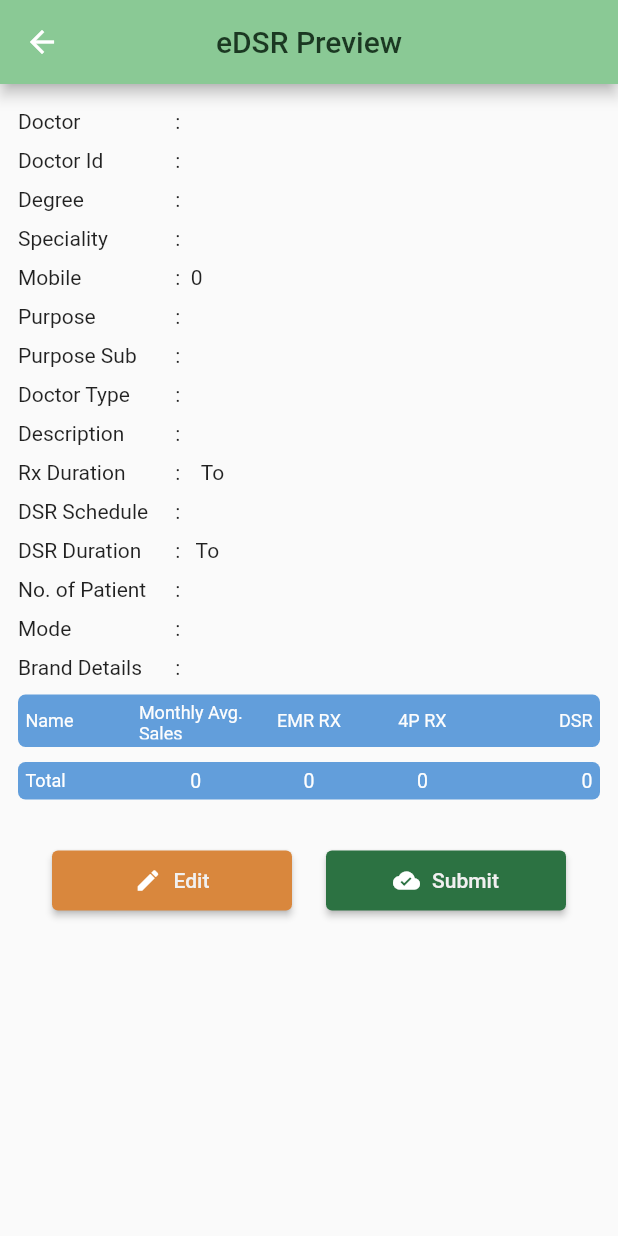
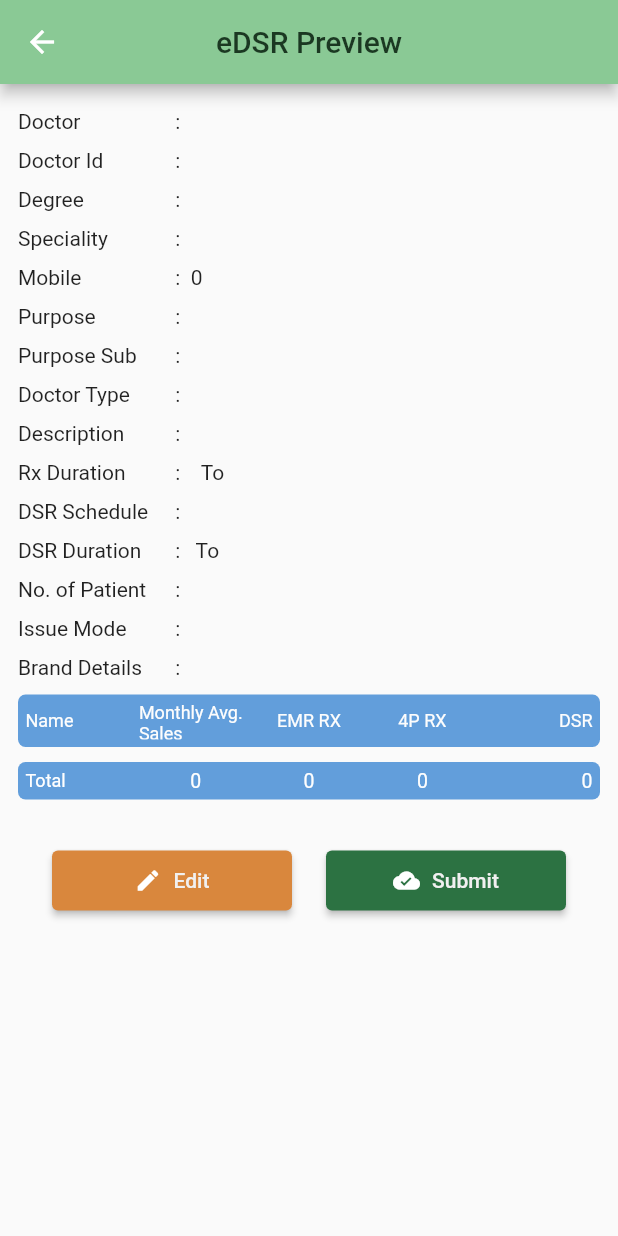
Before and after one commit to tahmina-bristy-b2/abc12, a Flutter app: the PreviewEDSRADDScreen screen opened directly with empty values, on a phone screen of 412 x 824 dp. Run offline on Flutter 3.47's test engine with Material 2 defaults, Android fonts, the phone set to English and light mode, and no system bars; our stand-ins replace animated_custom_dropdown, data_table_2, device_info_plus, dropdown_button2, extended_image, flutter_native_image and 14 more; missing offline and left inert: device_info_plus_web, flutter_inappwebview, geolocator_web, image_picker_for_web, location_web and 3 more; accounts and stored records are empty.

Commit message:
mode to Issue Mode

```diff
--- a/lib/ui/eDSR_section/eDSR_add_preview_screen.dart
+++ b/lib/ui/eDSR_section/eDSR_add_preview_screen.dart
@@ -271,7 +271,7 @@ class _PreviewEDSRADDScreenState extends State<PreviewEDSRADDScreen> {
                 child: Row(
                   mainAxisAlignment: MainAxisAlignment.spaceBetween,
                   children: [
-                    const Expanded(flex: 3, child: Text('Mode')),
+                    const Expanded(flex: 3, child: Text('Issue Mode')),
                     const Text(':'),
                     Expanded(
                       flex: 8,
--- a/lib/utils/constant.dart
+++ b/lib/utils/constant.dart
@@ -1,6 +1,6 @@
 const appVersion = 'v04'; //app identify version
 const loginPageVersionName =
-    "$appVersion-202309201734"; //this variable used in login page bottom secttion
+    "$appVersion-202309211502"; //this variable used in login page bottom secttion
 // String cid = '';
 String userId = '';
 String userPassword = '';
```
